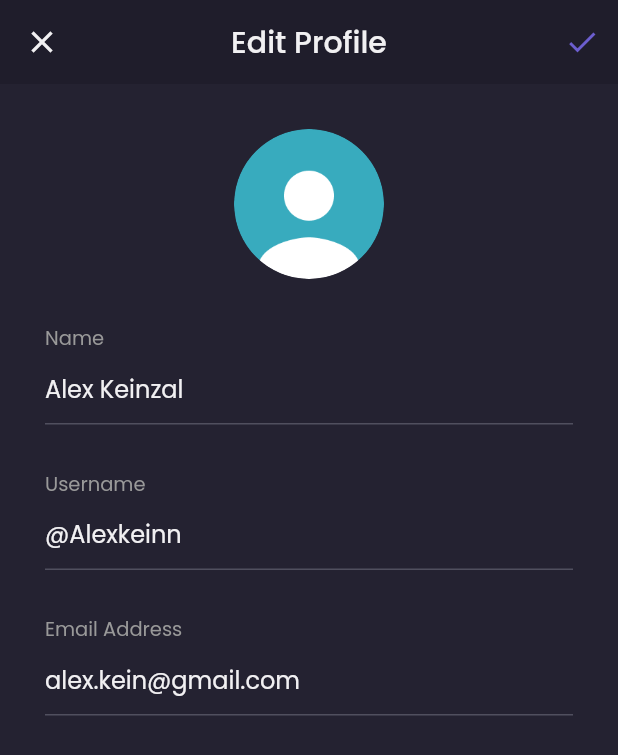
After one commit to aldij29/learning_project_flutter_shamo_e-commerce, a Flutter app: the EditProfilePage screen opened by its route, on a phone screen of 412 x 824 dp. The commit adds this screen. Shown: the top 755 px of the screen. Run offline on Flutter 3.47's test engine with Material 2 defaults, Android fonts, the phone set to English and light mode, and no system bars; our stand-ins replace google_fonts.

Commit message:
update edit profile page

```diff
--- /dev/null
+++ b/lib/pages/edit_profile_page.dart
@@ -0,0 +1,151 @@
+part of 'pages.dart';
+
+class EditProfilePage extends StatelessWidget {
+  const EditProfilePage({Key? key}) : super(key: key);
+
+  @override
+  Widget build(BuildContext context) {
+    header() {
+      return AppBar(
+        leading: IconButton(
+          icon: Icon(
+            Icons.close,
+            color: primaryTextColor,
+          ),
+          onPressed: () {
+            Navigator.pop(context);
+          },
+        ),
+        backgroundColor: backgroundColor1,
+        elevation: 0,
+        centerTitle: true,
+        title: Text(
+          'Edit Profile',
+          style: primaryTextStyle,
+        ),
+        actions: [
+          IconButton(
+            onPressed: () {},
+            icon: Icon(
+              Icons.check,
+              color: primaryColor,
+            ),
+          ),
+        ],
+      );
+    }
+
+    Widget nameInput() {
+      return Container(
+        margin: EdgeInsets.only(top: defaultMargin),
+        child: Column(
+          crossAxisAlignment: CrossAxisAlignment.start,
+          children: [
+            Text(
+              'Name',
+              style: secondaryTextStyle.copyWith(fontSize: 13),
+            ),
+            TextFormField(
+              decoration: InputDecoration(
+                hintText: 'Alex Keinzal',
+                hintStyle: primaryTextStyle,
+                enabledBorder: UnderlineInputBorder(
+                  borderSide: BorderSide(
+                    color: subTitleTextColor,
+                  ),
+                ),
+              ),
+            )
+          ],
+        ),
+      );
+    }
+
+    Widget usernameInput() {
+      return Container(
+        margin: EdgeInsets.only(top: defaultMargin),
+        child: Column(
+          crossAxisAlignment: CrossAxisAlignment.start,
+          children: [
+            Text(
+              'Username',
+              style: secondaryTextStyle.copyWith(fontSize: 13),
+            ),
+            TextFormField(
+              decoration: InputDecoration(
+                hintText: '@Alexkeinn',
+                hintStyle: primaryTextStyle,
+                enabledBorder: UnderlineInputBorder(
+                  borderSide: BorderSide(
+                    color: subTitleTextColor,
+                  ),
+                ),
+              ),
+            )
+          ],
+        ),
+      );
+    }
+
+    Widget emailInput() {
+      return Container(
+        margin: EdgeInsets.only(top: defaultMargin),
+        child: Column(
+          crossAxisAlignment: CrossAxisAlignment.start,
+          children: [
+            Text(
+              'Email Address',
+              style: secondaryTextStyle.copyWith(fontSize: 13),
+            ),
+            TextFormField(
+              decoration: InputDecoration(
+                hintText: 'alex.kein@gmail.com',
+                hintStyle: primaryTextStyle,
+                enabledBorder: UnderlineInputBorder(
+                  borderSide: BorderSide(
+                    color: subTitleTextColor,
+                  ),
+                ),
+              ),
+            )
+          ],
+        ),
+      );
+    }
+
+    Widget content() {
+      return Container(
+        width: double.infinity,
+        padding: EdgeInsets.symmetric(
+          horizontal: defaultMargin,
+        ),
+        child: Column(
+          crossAxisAlignment: CrossAxisAlignment.center,
+          children: [
+            Container(
+              width: 100,
+              height: 100,
+              margin: EdgeInsets.only(top: defaultMargin),
+              decoration: BoxDecoration(
+                shape: BoxShape.circle,
+                image: DecorationImage(
+                  image: AssetImage('assets/images/image_avatar.png'),
+                ),
+              ),
+            ),
+            nameInput(),
+            usernameInput(),
+            emailInput()
+          ],
+        ),
+      );
+    }
+
+    return Scaffold(
+      resizeToAvoidBottomInset: false,
+      backgroundColor: backgroundColor3,
+      appBar: header(),
+      body: content(),
+    );
+  }
+}
--- a/lib/pages/home/main_page.dart
+++ b/lib/pages/home/main_page.dart
@@ -120,7 +120,7 @@ class _MainPageState extends State<MainPage> {
   @override
   Widget build(BuildContext context) {
     return Scaffold(
-      backgroundColor: backgroundColor1,
+      backgroundColor: currentIndex == 0 ? backgroundColor1 : backgroundColor3,
       floatingActionButton: cartButton(),
       floatingActionButtonLocation: FloatingActionButtonLocation.centerDocked,
       bottomNavigationBar: customBottomNav(),
--- a/lib/pages/home/profile_page.dart
+++ b/lib/pages/home/profile_page.dart
@@ -42,7 +42,8 @@ class ProfilePage extends StatelessWidget {
                         ),
                       )
                     ],
-                )),
+                  ),
+                ),
                 GestureDetector(
                   onTap: () {
                     Navigator.pushNamedAndRemoveUntil(
@@ -100,7 +101,8 @@ class ProfilePage extends StatelessWidget {
                 style: primaryTextStyle.copyWith(
                     fontWeight: semiBold, fontSize: 16),
               ),
-              menuItem('Edit Profile'),
+              GestureDetector(onTap: (){Navigator.pushNamed(context,
+              '/edit-profile');},child: menuItem('Edit Profile')),
               menuItem('Your Orders'),
               menuItem('Help'),
               SizedBox(
--- a/lib/pages/pages.dart
+++ b/lib/pages/pages.dart
@@ -13,3 +13,5 @@ part './home/chat_page.dart';
 part './home/profile_page.dart';
 part 'home/wishlist_page.dart';
 part 'detail_chat_page.dart';
+part 'edit_profile_page.dart';
+part 'product_page.dart';
--- /dev/null
+++ b/lib/pages/product_page.dart
@@ -0,0 +1,10 @@
+part of 'pages.dart';
+
+class ProductPage extends StatelessWidget {
+  const ProductPage({Key? key}) : super(key: key);
+
+  @override
+  Widget build(BuildContext context) {
+    return Container();
+  }
+}
```
Lines whose indentation alone changed are shown as unchanged.
